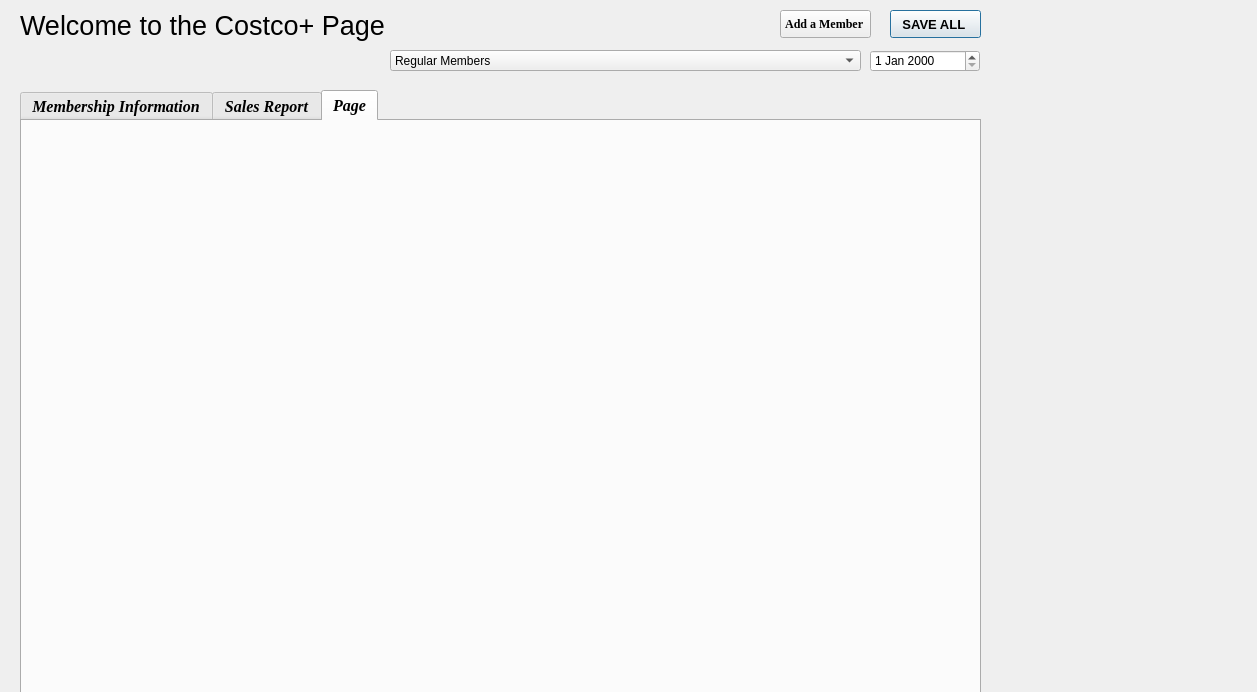
Qt form costcopage.ui (danielmulvad/CS1C-Project-2) before a commit.
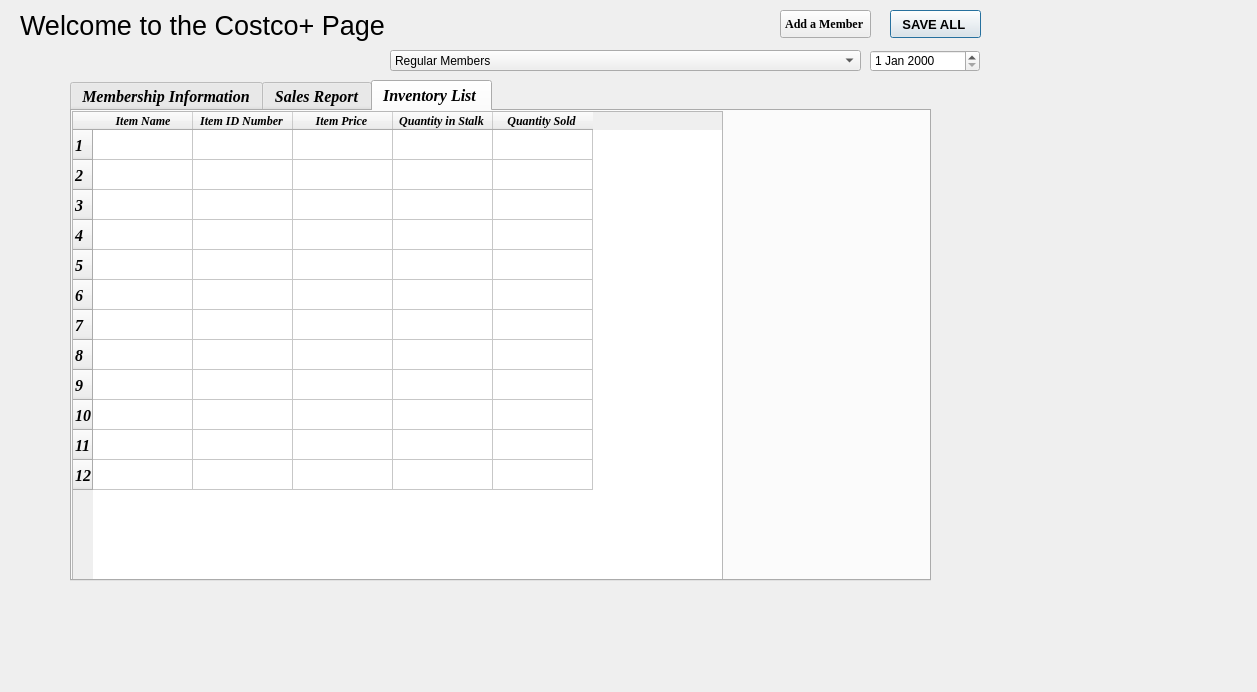
The same form after that commit. The open tabs and pages were chosen to show the change.

Commit message: added a new tab to the costcopage ui

The edit to the form file:
```diff
--- a/costcopage.ui
+++ b/costcopage.ui
@@ -34,10 +34,10 @@
   <widget class="QTabWidget" name="tabWidget">
    <property name="geometry">
     <rect>
-     <x>20</x>
-     <y>90</y>
-     <width>961</width>
-     <height>611</height>
+     <x>70</x>
+     <y>80</y>
+     <width>861</width>
+     <height>501</height>
     </rect>
    </property>
    <property name="font">
@@ -476,8 +476,143 @@
    </widget>
    <widget class="QWidget" name="tab_3">
     <attribute name="title">
-     <string>Page</string>
+     <string>Inventory List </string>
     </attribute>
+    <widget class="QTableWidget" name="tableWidget_2">
+     <property name="geometry">
+      <rect>
+       <x>0</x>
+       <y>0</y>
+       <width>651</width>
+       <height>471</height>
+      </rect>
+     </property>
+     <row>
+      <property name="text">
+       <string>1</string>
+      </property>
+     </row>
+     <row>
+      <property name="text">
+       <string>2</string>
+      </property>
+     </row>
+     <row>
+      <property name="text">
+       <string>3</string>
+      </property>
+     </row>
+     <row>
+      <property name="text">
+       <string>4</string>
+      </property>
+     </row>
+     <row>
+      <property name="text">
+       <string>5</string>
+      </property>
+     </row>
+     <row>
+      <property name="text">
+       <string>6</string>
+      </property>
+     </row>
+     <row>
+      <property name="text">
+       <string>7</string>
+      </property>
+     </row>
+     <row>
+      <property name="text">
+       <string>8</string>
+      </property>
+     </row>
+     <row>
+      <property name="text">
+       <string>9</string>
+      </property>
+     </row>
+     <row>
+      <property name="text">
+       <string>10</string>
+      </property>
+     </row>
+     <row>
+      <property name="text">
+       <string>11</string>
+      </property>
+     </row>
+     <row>
+      <property name="text">
+       <string>12</string>
+      </property>
+     </row>
+     <column>
+      <property name="text">
+       <string>Item Name</string>
+      </property>
+      <property name="font">
+       <font>
+        <family>Times New Roman</family>
+        <pointsize>9</pointsize>
+        <weight>75</weight>
+        <bold>true</bold>
+       </font>
+      </property>
+     </column>
+     <column>
+      <property name="text">
+       <string>Item ID Number </string>
+      </property>
+      <property name="font">
+       <font>
+        <family>Times New Roman</family>
+        <pointsize>9</pointsize>
+        <weight>75</weight>
+        <bold>true</bold>
+       </font>
+      </property>
+     </column>
+     <column>
+      <property name="text">
+       <string>Item Price </string>
+      </property>
+      <property name="font">
+       <font>
+        <family>Times New Roman</family>
+        <pointsize>9</pointsize>
+        <weight>75</weight>
+        <bold>true</bold>
+       </font>
+      </property>
+     </column>
+     <column>
+      <property name="text">
+       <string>Quantity in Stalk </string>
+      </property>
+      <property name="font">
+       <font>
+        <family>Times New Roman</family>
+        <pointsize>9</pointsize>
+        <weight>75</weight>
+        <bold>true</bold>
+       </font>
+      </property>
+     </column>
+     <column>
+      <property name="text">
+       <string>Quantity Sold </string>
+      </property>
+      <property name="font">
+       <font>
+        <family>Times New Roman</family>
+        <pointsize>9</pointsize>
+        <weight>75</weight>
+        <bold>true</bold>
+       </font>
+      </property>
+     </column>
+    </widget>
    </widget>
   </widget>
   <widget class="QPushButton" name="saveButton">
```
Left out of the diff: 4 changed lines with no effect on the pictures.
